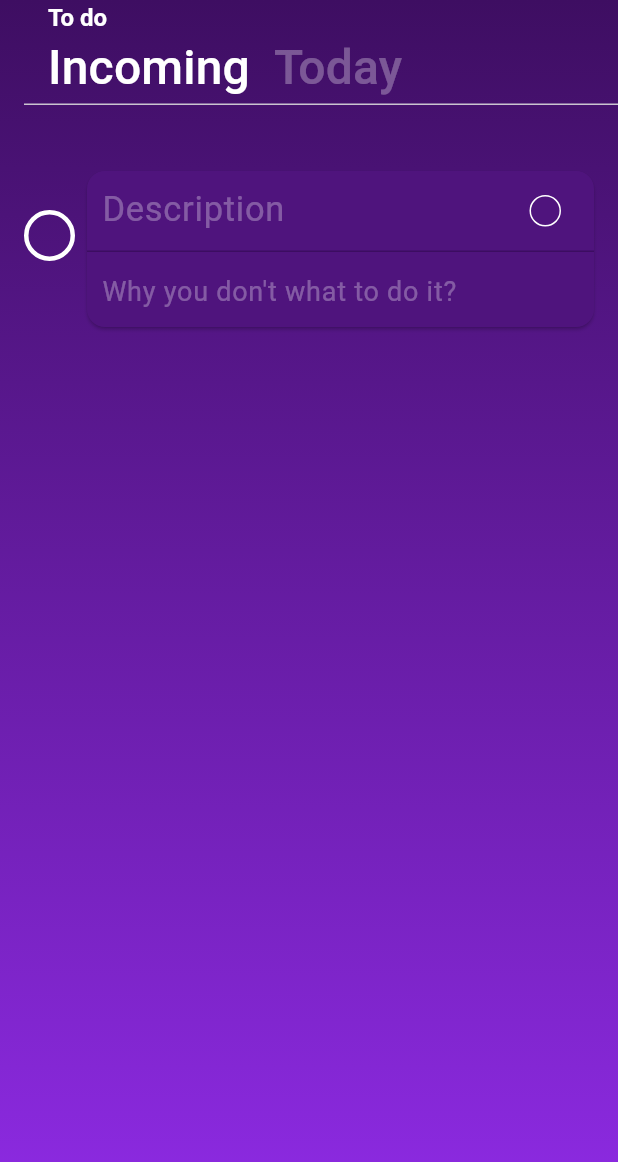
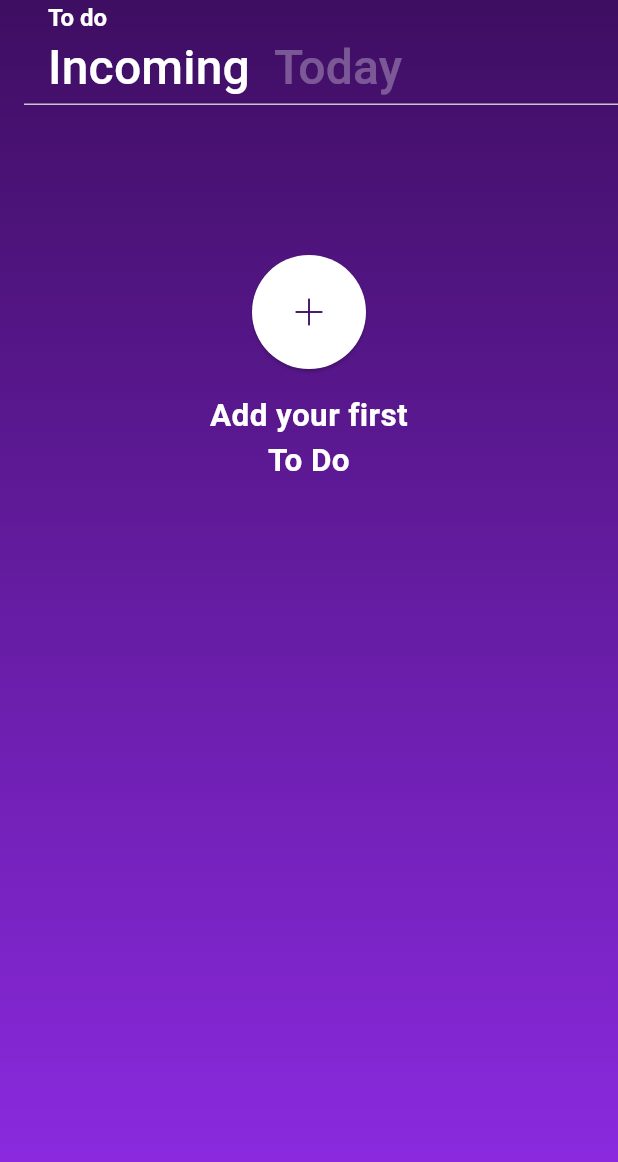
Before and after one commit to leragogogo/mindbreeze, a Flutter app: the screen it shows after launch, on a phone screen of 412 x 824 dp. Shown: the top 1162 px of the screen. Run offline on Flutter 3.47's test engine with Material 3 defaults, Android fonts, the light colour scheme and no system bars; our stand-ins replace flutter_mobx, mobx; generated files the repository leaves out were written again.

Commit message:
todo list animations

```diff
--- a/lib/app.dart
+++ b/lib/app.dart
@@ -1,14 +1,26 @@
-
 import 'package:flutter/material.dart';
+import 'package:mindbreeze/data/store/incoming_tab_store.dart';
+import 'package:mindbreeze/data/store/today_tab_store.dart';
 import 'package:mindbreeze/ui/screen/splash_screen.dart';
+import 'package:provider/provider.dart';
 
 class App extends StatelessWidget {
-  const App({super.key});
+  App({super.key});
+
+  final TodayTabStore _todayTabStore = TodayTabStore();
+  final IncomingTabStore _incomingTabStore = IncomingTabStore();
+
   @override
   Widget build(BuildContext context) {
-    return const MaterialApp(
-      title: 'MINDBREEZE',
-      home: SplashScreen(),
+    return MultiProvider(
+      providers: [
+        Provider<TodayTabStore>(create: (_) => _todayTabStore),
+        Provider<IncomingTabStore>(create: (_) => _incomingTabStore),
+      ],
+      child: const MaterialApp(
+        title: 'MINDBREEZE',
+        home: SplashScreen(),
+      ),
     );
   }
 }
--- /dev/null
+++ b/lib/data/store/today_tab_store.dart
@@ -0,0 +1,7 @@
+import 'package:mobx/mobx.dart';
+
+part 'today_tab_store.g.dart';
+
+class TodayTabStore = TodayTabStoreBase with _$TodayTabStore;
+
+abstract class TodayTabStoreBase with Store {}
--- a/lib/main.dart
+++ b/lib/main.dart
@@ -2,5 +2,5 @@ import 'package:flutter/material.dart';
 import 'package:mindbreeze/app.dart';
 
 void main() {
-  runApp(const App());
+  runApp(App());
 }
--- a/lib/ui/res/app_assets.dart
+++ b/lib/ui/res/app_assets.dart
@@ -4,4 +4,5 @@ class AppAssets {
   static const String circleButtonAsset = 'res/icons/circle_button.png';
   static const String doneAsset = 'res/icons/done.png';
   static const String plusAsset = 'res/icons/plus.png';
+  static const String binAsset = 'res/icons/bin.png';
 }
--- a/lib/ui/res/app_strings.dart
+++ b/lib/ui/res/app_strings.dart
@@ -11,4 +11,5 @@ class AppStrings{
   static const calmMoodText = 'Calm';
   static const amazedMoodText = 'Amazed';
   static const brokenMoodText = 'Broken';
+  static const noOneToDoText = 'Add your first \nTo Do';
 }
--- a/lib/ui/screen/to_do_list.dart
+++ b/lib/ui/screen/main_screen.dart
@@ -2,16 +2,15 @@ import 'package:flutter/material.dart';
 import 'package:mindbreeze/ui/res/app_colors.dart';
 import 'package:mindbreeze/ui/res/app_strings.dart';
 import 'package:mindbreeze/ui/widgets/gradient_background.dart';
-import 'package:mindbreeze/ui/widgets/to_do_card.dart';
-
-class ToDoListScreen extends StatefulWidget {
-  const ToDoListScreen({super.key});
+import 'package:mindbreeze/ui/widgets/incoming_tab.dart';
+import 'package:mindbreeze/ui/widgets/today_tab.dart';
+class MainScreen extends StatefulWidget {
+  const MainScreen({super.key});
   @override
-  State<ToDoListScreen> createState() => _ToDoListScreenState();
+  State<MainScreen> createState() => _MainScreenState();
 }
 
-class _ToDoListScreenState extends State<ToDoListScreen>
-    with TickerProviderStateMixin {
+class _MainScreenState extends State<MainScreen> with TickerProviderStateMixin {
   late TabController _tabController;
 
   @override
@@ -49,20 +48,8 @@ class _ToDoListScreenState extends State<ToDoListScreen>
         body: TabBarView(
           controller: _tabController,
           children: const [
-            Scaffold(
-              backgroundColor: Colors.transparent,
-              body: Column(
-                children: [
-                  Padding(
-                    padding: EdgeInsets.only(top: 20),
-                    child: ToDoCard(),
-                  ),
-                ],
-              ),
-            ),
-            Scaffold(
-              backgroundColor: Colors.transparent,
-            ),
+            IncomingTab(),
+            TodayTab(),
           ],
         ),
       ),
--- a/lib/ui/screen/splash_screen.dart
+++ b/lib/ui/screen/splash_screen.dart
@@ -2,7 +2,7 @@ import 'dart:math';
 
 import 'package:flutter/material.dart';
 import 'package:mindbreeze/ui/res/app_assets.dart';
-import 'package:mindbreeze/ui/screen/to_do_list.dart';
+import 'package:mindbreeze/ui/screen/main_screen.dart';
 import 'package:mindbreeze/ui/widgets/gradient_background.dart';
 
 class SplashScreen extends StatefulWidget {
@@ -58,8 +58,8 @@ class _SplashScreenState extends State<SplashScreen>
   void _navigate() async {
     if (await intialized) {
       if (context.mounted) {
-        await Navigator.of(context).push(MaterialPageRoute<ToDoListScreen>(
-          builder: (context) => const ToDoListScreen(),
+        await Navigator.of(context).push(MaterialPageRoute<MainScreen>(
+          builder: (context) => const MainScreen(),
         ));
       }
     }
--- /dev/null
+++ b/lib/ui/widgets/add_to_do_button.dart
@@ -0,0 +1,36 @@
+import 'package:flutter/material.dart';
+import 'package:mindbreeze/ui/res/app_assets.dart';
+import 'package:mindbreeze/ui/res/app_colors.dart';
+
+class AddToDoButton extends StatelessWidget {
+  final VoidCallback addToDo;
+  final double buttonSize;
+  final double iconSize;
+
+  const AddToDoButton(
+      {super.key, required this.addToDo,
+      required this.buttonSize,
+      required this.iconSize});
+  @override
+  Widget build(BuildContext context) {
+    return Container(
+      width: buttonSize,
+      height: buttonSize,
+      color: Colors.transparent,
+      child: ElevatedButton(
+
+        onPressed: addToDo,
+        style: ButtonStyle(
+          backgroundColor: MaterialStateProperty.all(Colors.white),
+          shape: MaterialStateProperty.all(const CircleBorder()),
+        ),
+        child: Image.asset(
+          AppAssets.plusAsset,
+          height: iconSize,
+          width: iconSize,
+          color: AppColors.gradientStartColor,
+        ),
+      ),
+    );
+  }
+}
--- /dev/null
+++ b/lib/ui/widgets/incoming_tab.dart
@@ -0,0 +1,111 @@
+import 'package:flutter/material.dart';
+import 'package:flutter_mobx/flutter_mobx.dart';
+import 'package:mindbreeze/data/store/incoming_tab_store.dart';
+import 'package:mindbreeze/ui/res/app_strings.dart';
+import 'package:mindbreeze/ui/widgets/add_to_do_button.dart';
+import 'package:mindbreeze/ui/widgets/to_do_list.dart';
+import 'package:provider/provider.dart';
+
+class IncomingTab extends StatefulWidget {
+  const IncomingTab({super.key});
+
+  @override
+  State<IncomingTab> createState() => _IncomingTabState();
+}
+
+class _IncomingTabState extends State<IncomingTab>
+    with SingleTickerProviderStateMixin {
+  @override
+  void initState() {
+    super.initState();
+    Provider.of<IncomingTabStore>(context, listen: false).controller =
+        AnimationController(
+      duration: const Duration(seconds: 1),
+      vsync: this,
+    );
+  }
+
+  @override
+  void dispose() {
+    Provider.of<IncomingTabStore>(context, listen: false).controller.dispose();
+    super.dispose();
+  }
+
+  @override
+  Widget build(BuildContext context) {
+    return Observer(
+      builder: (context) {
+        return AnimatedBuilder(
+          animation:
+              Provider.of<IncomingTabStore>(context, listen: false).controller,
+          builder: (context, child) {
+            return Stack(
+              children: <Widget>[
+                Opacity(
+                  opacity: 1.0 -
+                      Provider.of<IncomingTabStore>(context, listen: false)
+                          .controller
+                          .value,
+                  child: Provider.of<IncomingTabStore>(context, listen: false)
+                          .isEmpty
+                      ? _EmptyToDoList(addToDo: () {
+                          Provider.of<IncomingTabStore>(context, listen: false)
+                              .addToDo();
+                        })
+                      : Container(),
+                ),
+                Opacity(
+                  opacity: Provider.of<IncomingTabStore>(context, listen: false)
+                      .controller
+                      .value,
+                  child: Provider.of<IncomingTabStore>(context, listen: false)
+                          .isEmpty
+                      ? Container()
+                      : ToDoList(
+                          listKey: Provider.of<IncomingTabStore>(context,
+                                  listen: false)
+                              .listKey),
+                ),
+              ],
+            );
+          },
+        );
+      },
+    );
+  }
+}
+
+class _EmptyToDoList extends StatelessWidget {
+  final VoidCallback addToDo;
+
+  const _EmptyToDoList({required this.addToDo});
+  @override
+  Widget build(BuildContext context) {
+    return Padding(
+      padding: const EdgeInsets.only(top: 100),
+      child: Center(
+        child: Column(
+          crossAxisAlignment: CrossAxisAlignment.center,
+          children: [
+            AddToDoButton(
+              addToDo: addToDo,
+              buttonSize: 76,
+              iconSize: 76,
+            ),
+            const SizedBox(
+              height: 16,
+            ),
+            const Text(
+              AppStrings.noOneToDoText,
+              textAlign: TextAlign.center,
+              style: TextStyle(
+                  fontSize: 21,
+                  color: Colors.white,
+                  fontWeight: FontWeight.bold),
+            ),
+          ],
+        ),
+      ),
+    );
+  }
+}
```
Also changed, not shown: lib/data/model/to_do_model.dart (added, +13 -0 lines), lib/data/store/incoming_tab_store.dart (added, +41 -0 lines), lib/ui/widgets/to_do_card.dart (+23 -5 lines), lib/ui/widgets/to_do_list.dart (added, +60 -0 lines), lib/ui/widgets/today_tab.dart (added, +17 -0 lines), pubspec.yaml (+7 -1 lines), lib/data/store/incoming_tab_store.g.dart (added), lib/data/store/today_tab_store.g.dart (added), pubspec.lock, res/icons/bin.png (added), 11 other files.
